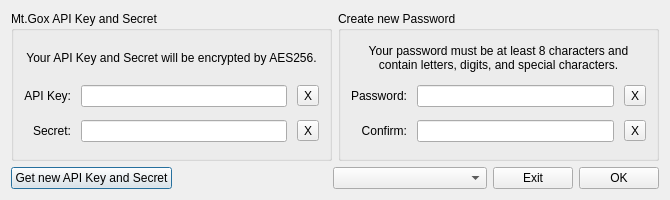
This is src/newpassworddialog.ui in jorisd/QtBitcoinTrader as Qt 5 draws it before an edit. The edited form follows.
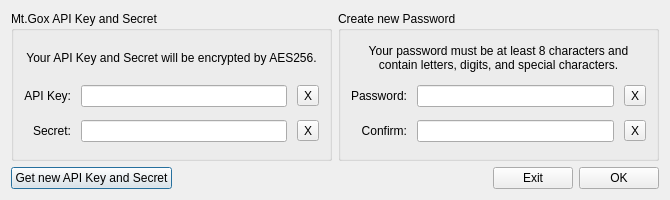
This is the edited form.

Commit message: Fixed Password Dialog

Patch:
```diff
--- a/src/newpassworddialog.ui
+++ b/src/newpassworddialog.ui
@@ -251,16 +251,6 @@
       </widget>
      </item>
      <item row="0" column="2">
-      <widget class="QComboBox" name="currencyComboBox">
-       <property name="sizePolicy">
-        <sizepolicy hsizetype="Expanding" vsizetype="Fixed">
-         <horstretch>0</horstretch>
-         <verstretch>0</verstretch>
-        </sizepolicy>
-       </property>
-      </widget>
-     </item>
-     <item row="0" column="3">
       <widget class="QPushButton" name="buttonExit">
        <property name="sizePolicy">
         <sizepolicy hsizetype="Preferred" vsizetype="Fixed">
```
Left out of the diff: 3 changed lines with no effect on the pictures. The commit also changes 2 other files.
